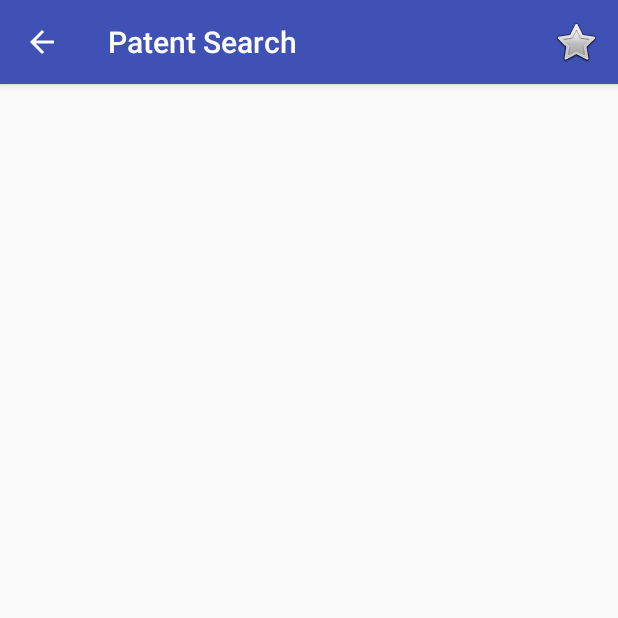
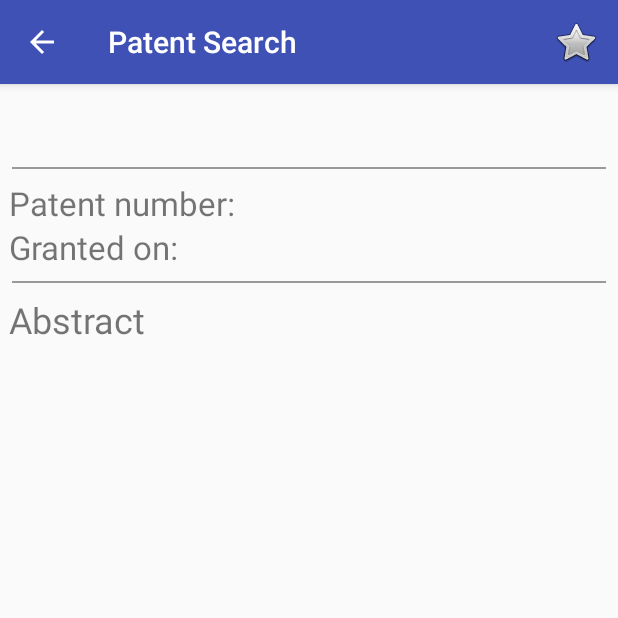
Before and after one commit to OSU-CS496-Sp2017/final-project-patent-search-app, an Android app: the PatentsViewItemDetailActivity screen opened directly, with no data from a screen before it, on a phone screen of 412 x 824 dp, the top half of it. Run offline under Robolectric (Android 15) with nearby library versions, the phone set to English and light mode, and no system bars; network calls fail; 5 statements that could not run were skipped.

Commit message:
UI cleanup

```diff
--- a/app/src/main/java/com/example/bryan/patentsearch/PatentsViewItemDetailActivity.java
+++ b/app/src/main/java/com/example/bryan/patentsearch/PatentsViewItemDetailActivity.java
@@ -24,6 +24,7 @@ public class PatentsViewItemDetailActivity extends AppCompatActivity {
     private TextView mSearchResultNumber;
     private TextView mSearchResultTitle;
     private TextView mSearchResultAbstract;
+    private TextView mSearchResultDate;
     private FavoritesDatabase mFavoritesDatabase;
 
     @Override
@@ -34,6 +35,7 @@ public class PatentsViewItemDetailActivity extends AppCompatActivity {
         mSearchResultNumber = (TextView)findViewById(R.id.tv_search_result_number);
         mSearchResultTitle =(TextView)findViewById(R.id.tv_search_result_title);
         mSearchResultAbstract = (TextView) findViewById(R.id.tv_search_result_abstract);
+        mSearchResultDate = (TextView) findViewById(R.id.tv_search_result_date);
 
         Intent intent = getIntent();
         mSearchResult = (PatentsViewUtils.SearchResult)
@@ -41,6 +43,7 @@ public class PatentsViewItemDetailActivity extends AppCompatActivity {
         mSearchResultNumber.setText(mSearchResult.patentId);
         mSearchResultTitle.setText(mSearchResult.patentTitle);
         mSearchResultAbstract.setText(mSearchResult.patentAbstract);
+        mSearchResultDate.setText(mSearchResult.patentDate);
 
         mFavoritesDatabase = new FavoritesDatabase(this);
     }
--- a/app/src/main/java/com/example/bryan/patentsearch/data/FavoritesDatabase.java
+++ b/app/src/main/java/com/example/bryan/patentsearch/data/FavoritesDatabase.java
@@ -39,6 +39,7 @@ public class FavoritesDatabase {
         values.put(FavoritesDatabaseContract.FavoritePatents.COLUMN_PATENT_ID, searchResult.patentId);
         values.put(FavoritesDatabaseContract.FavoritePatents.COLUMN_PATENT_TITLE, searchResult.patentTitle);
         values.put(FavoritesDatabaseContract.FavoritePatents.COLUMN_PATENT_ABSTRACT, searchResult.patentAbstract);
+        values.put(FavoritesDatabaseContract.FavoritePatents.COLUMN_PATENT_DATE, searchResult.patentDate);
 
         mFavoritesDatabaseHelper.getWritableDatabase().insert(
                 FavoritesDatabaseContract.FavoritePatents.TABLE_NAME, null, values);
@@ -68,6 +69,7 @@ public class FavoritesDatabase {
             res.patentId = cursor.getString(cursor.getColumnIndex(FavoritesDatabaseContract.FavoritePatents.COLUMN_PATENT_ID));
             res.patentTitle = cursor.getString(cursor.getColumnIndex(FavoritesDatabaseContract.FavoritePatents.COLUMN_PATENT_TITLE));
             res.patentAbstract = cursor.getString(cursor.getColumnIndex(FavoritesDatabaseContract.FavoritePatents.COLUMN_PATENT_ABSTRACT));
+            res.patentDate = cursor.getString(cursor.getColumnIndex(FavoritesDatabaseContract.FavoritePatents.COLUMN_PATENT_DATE));
 
             allFavorites.add(res);
         }
--- a/app/src/main/java/com/example/bryan/patentsearch/data/FavoritesDatabaseContract.java
+++ b/app/src/main/java/com/example/bryan/patentsearch/data/FavoritesDatabaseContract.java
@@ -15,6 +15,7 @@ public class FavoritesDatabaseContract {
         public static final String COLUMN_PATENT_ID = "patentId";
         public static final String COLUMN_PATENT_TITLE = "title";
         public static final String COLUMN_PATENT_ABSTRACT = "abstract";
+        public static final String COLUMN_PATENT_DATE = "date";
     }
 
 }
--- a/app/src/main/java/com/example/bryan/patentsearch/data/FavoritesDatabaseHelper.java
+++ b/app/src/main/java/com/example/bryan/patentsearch/data/FavoritesDatabaseHelper.java
@@ -11,7 +11,7 @@ import android.database.sqlite.SQLiteOpenHelper;
 public class FavoritesDatabaseHelper extends SQLiteOpenHelper {
 
     private static final String DATABASE_NAME = "favorites.db";
-    private static final int DATABASE_VERSION = 1;
+    private static final int DATABASE_VERSION = 2;
 
     protected FavoritesDatabaseHelper(Context context) {
         super(context, DATABASE_NAME, null, DATABASE_VERSION);
@@ -23,7 +23,8 @@ public class FavoritesDatabaseHelper extends SQLiteOpenHelper {
                 "CREATE TABLE " + FavoritesDatabaseContract.FavoritePatents.TABLE_NAME + " (" +
                         FavoritesDatabaseContract.FavoritePatents.COLUMN_PATENT_ID + " TEXT PRIMARY KEY, " +
                         FavoritesDatabaseContract.FavoritePatents.COLUMN_PATENT_TITLE + " TEXT NOT NULL, " +
-                        FavoritesDatabaseContract.FavoritePatents.COLUMN_PATENT_ABSTRACT + " TEXT NOT NULL" +
+                        FavoritesDatabaseContract.FavoritePatents.COLUMN_PATENT_ABSTRACT + " TEXT NOT NULL, " +
+                        FavoritesDatabaseContract.FavoritePatents.COLUMN_PATENT_DATE + " TEXT NOT NULL" +
                         ");";
         db.execSQL(SQL_CREATE_FAVORITE_REPOS_TABLE);
     }
--- a/app/src/main/res/layout/activity_search_result_detail.xml
+++ b/app/src/main/res/layout/activity_search_result_detail.xml
@@ -17,20 +17,75 @@
             android:layout_width="wrap_content"
             android:layout_height="wrap_content"
             android:padding="6dp"
-            android:textSize="30dp"/>
+            android:paddingTop="10dp"
+            android:textSize="26dp"/>
 
         <TextView
-            android:id="@+id/tv_search_result_number"
+            android:layout_width="match_parent"
+            android:layout_height="1sp"
+            android:layout_margin="8sp"
+            android:background="#999"/>
+
+        <LinearLayout
+            android:layout_width="match_parent"
+            android:layout_height="wrap_content"
+            android:orientation="horizontal">
+
+            <TextView
+                android:layout_width="wrap_content"
+                android:layout_height="wrap_content"
+                android:textSize="22sp"
+                android:paddingLeft="6sp"
+                android:text="Patent number: "/>
+
+            <TextView
+                android:id="@+id/tv_search_result_number"
+                android:layout_width="wrap_content"
+                android:layout_height="wrap_content"
+                android:textSize="22sp"/>
+
+        </LinearLayout>
+
+        <LinearLayout
+            android:layout_width="match_parent"
+            android:layout_height="wrap_content"
+            android:orientation="horizontal">
+
+            <TextView
+                android:layout_width="wrap_content"
+                android:layout_height="wrap_content"
+                android:textSize="22sp"
+                android:paddingLeft="6sp"
+                android:text="Granted on: "/>
+
+            <TextView
+                android:id="@+id/tv_search_result_date"
+                android:layout_width="wrap_content"
+                android:layout_height="wrap_content"
+                android:textSize="22sp"/>
+
+        </LinearLayout>
+
+        <TextView
+            android:layout_width="match_parent"
+            android:layout_height="1sp"
+            android:layout_margin="8sp"
+            android:background="#999"/>
+
+        <TextView
             android:layout_width="wrap_content"
             android:layout_height="wrap_content"
-            android:textSize="26sp"
-            android:padding="6dp"/>
+            android:text="Abstract"
+            android:textSize="24sp"
+            android:paddingLeft="6sp"/>
 
         <TextView
             android:id="@+id/tv_search_result_abstract"
             android:layout_width="wrap_content"
             android:layout_height="wrap_content"
-            android:padding="10dp"
+            android:paddingLeft="6sp"
+            android:paddingRight="6sp"
+            android:paddingTop="6sp"
             android:textSize="20dp"/>
 
     </LinearLayout>
--- a/app/src/main/res/values/arrays.xml
+++ b/app/src/main/res/values/arrays.xml
@@ -2,8 +2,8 @@
 <resources>
 
     <string-array name="pref_date_entry">
-        <item>Ascending</item>
-        <item>Descending</item>
+        <item>Chronological</item>
+        <item>Reverse chronological</item>
     </string-array>
 
     <string-array name="pref_sort_values">
--- a/app/src/main/res/values/strings.xml
+++ b/app/src/main/res/values/strings.xml
@@ -3,13 +3,13 @@
     <string name="action_settings">Settings</string>
     <string name="action_share">Share patent details</string>
     <string name="action_view_patent">View this patent on </string>
-    <string name="search_hint">Search for an existing patent</string>
+    <string name="search_hint">Enter search query</string>
     <string name="search_button">Search</string>
     <string name="loading_error_message">Woops.  We couldn\'t complete your search.  Check your internet connection and try again.</string>
 
     <string name="pref_date_sort_key">pref_date_sort</string>
     <string name="pref_patent_sort_key">pref_patent_sort</string>
-    <string name="pref_date_sort_title">Sort Date In</string>
+    <string name="pref_date_sort_title">Sort results by</string>
     <string name="pref_result_sort_key">pref_result_sort</string>
     <string name="pref_result_sort_title">Number of Results</string>
     <string name="pref_patent_sort_title">Sort Patent Numbers In</string>
```
Also changed, not shown: app/src/main/java/com/example/bryan/patentsearch/utils/PatentsViewUtils.java (+5 -4 lines), app/src/main/res/layout/activity_main.xml (+13 -3 lines).
